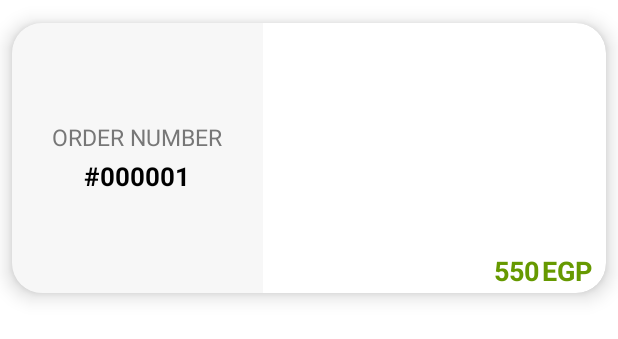
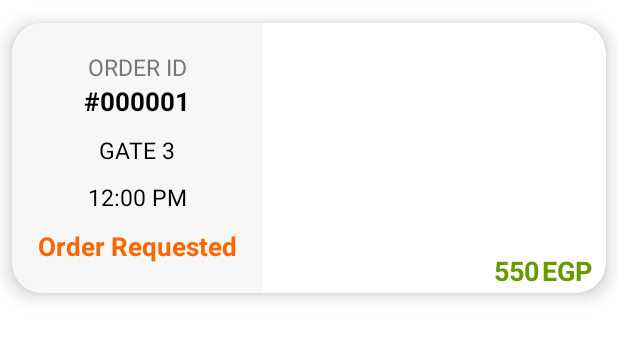
Before and after one commit to Ammar-32/Wagba, an Android app: the layout order_history_card.xml on its own in the app's theme, with its tools: preview values and no code run, on a phone screen of 412 x 824 dp. Shown: the top 339 px of the screen. Run offline under Robolectric (Android 15) with nearby library versions, the phone set to English and light mode, and no system bars.

Commit message:
Added order history functionality and server side updates the order status successfully

```diff
--- a/app/src/main/res/layout/order_history_card.xml
+++ b/app/src/main/res/layout/order_history_card.xml
@@ -36,22 +36,51 @@
             app:layout_constraintVertical_bias="0.0">
 
             <TextView
-                android:id="@+id/textEstimatedTime"
                 android:layout_width="wrap_content"
                 android:layout_height="wrap_content"
-                android:text="Order Number"
+                android:text="Order ID"
                 android:textAllCaps="true"
                 android:textColor="@color/grey"
                 android:textSize="15sp" />
 
 
             <TextView
-                android:id="@+id/textTime"
+                android:id="@+id/order_id"
                 android:layout_width="wrap_content"
                 android:layout_height="wrap_content"
-                android:layout_marginTop="3dp"
+
                 android:text="#000001"
                 android:textColor="@color/black"
+                android:textSize="17sp"
+                android:textStyle="bold" />
+
+            <TextView
+                android:id="@+id/order_history_delivery_gate"
+                android:layout_width="wrap_content"
+                android:layout_height="wrap_content"
+                android:text="Gate 3"
+                android:textAllCaps="true"
+                android:layout_marginTop="10dp"
+                android:textColor="@color/black"
+                android:textSize="15sp" />
+
+            <TextView
+                android:id="@+id/order_history_delivery_time"
+                android:layout_width="wrap_content"
+                android:layout_height="wrap_content"
+                android:text="12:00 PM"
+                android:textAllCaps="true"
+                android:layout_marginTop="10dp"
+                android:textColor="@color/black"
+                android:textSize="15sp" />
+
+            <TextView
+                android:id="@+id/order_status"
+                android:layout_width="wrap_content"
+                android:layout_height="wrap_content"
+                android:layout_marginTop="10dp"
+                android:text="Order Requested"
+                android:textColor="@color/orange"
                 android:textSize="17sp"
                 android:textStyle="bold" />
 
@@ -67,7 +96,7 @@
             app:layout_constraintTop_toTopOf="parent">
 
             <ListView
-                android:id="@+id/listView"
+                android:id="@+id/order_history_list_view"
                 android:layout_width="209dp"
                 android:layout_height="150dp"
                  />
@@ -79,6 +108,7 @@
             android:gravity="right"
             >
             <TextView
+                android:id="@+id/order_history_price"
                 android:layout_width="wrap_content"
                 android:layout_height="wrap_content"
                 android:text="550"
--- a/app/src/main/res/navigation/main.xml
+++ b/app/src/main/res/navigation/main.xml
@@ -53,7 +53,11 @@
         android:id="@+id/paymentFragment"
         android:name="com.example.wagba.Fragments.PaymentFragment"
         android:label="Payment"
-        tools:layout="@layout/fragment_payment" />
+        tools:layout="@layout/fragment_payment" >
+        <action
+            android:id="@+id/action_paymentFragment_to_orderhistory"
+            app:destination="@id/orderhistory" />
+    </fragment>
     <fragment
         android:id="@+id/profile"
         android:name="com.example.wagba.Fragments.ProfileFragment"
--- a/app/src/main/res/values/colors.xml
+++ b/app/src/main/res/values/colors.xml
@@ -18,5 +18,8 @@
     <color name="colorTextSecondary">#757575</color>
     <color name="colorWhite">#FFFFFF</color>
     <color name="colorRemaining">#757575</color>
+    <color name="green">#669900</color>
     <color name="light_grey">#B0B0B0</color>
+    <color name="red">#CC0000</color>
+    <color name="yellow">#FFC000</color>
 </resources>
```
Also changed, not shown: app/src/main/java/com/example/wagba/Adapter/OrderHistoryAdapter.java (added, +52 -0 lines), app/src/main/java/com/example/wagba/Fragments/OrderHistoryFragment.java (+58 -20 lines), app/src/main/java/com/example/wagba/Fragments/PaymentFragment.java (+9 -1 lines), app/src/main/java/com/example/wagba/LoginActivity.java (+6 -6 lines), app/src/main/java/com/example/wagba/Model/OrderModel.java (+11 -1 lines), app/src/main/java/com/example/wagba/ViewHolder/OrderHistoryViewHolder.java (added, +31 -0 lines).
